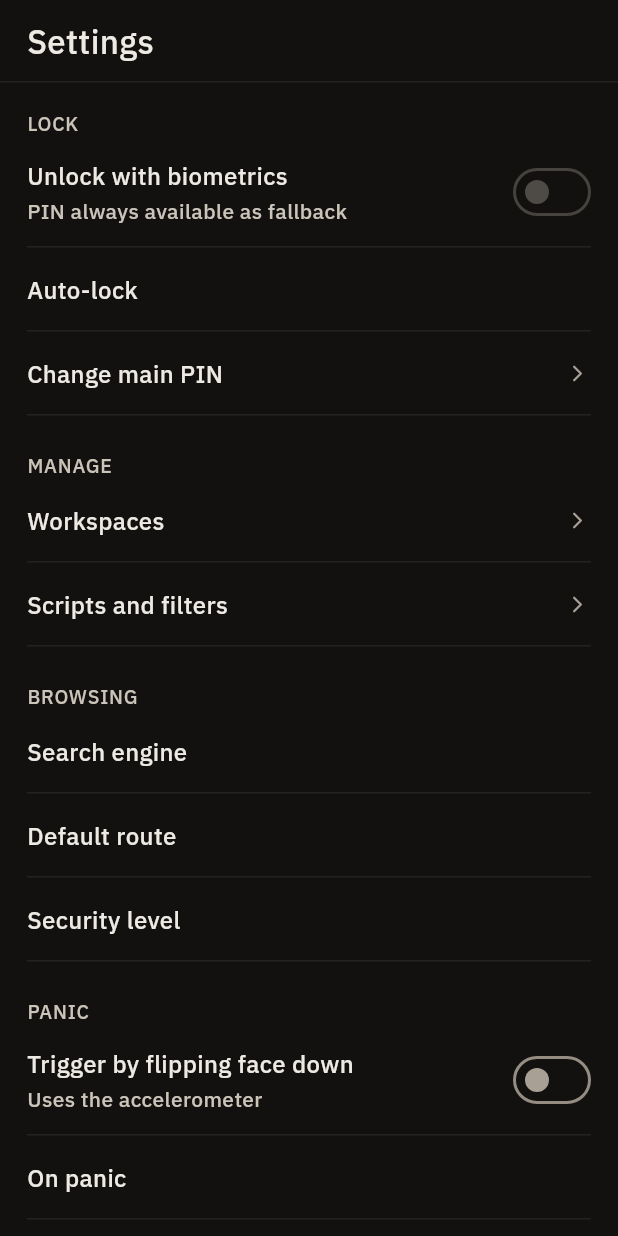
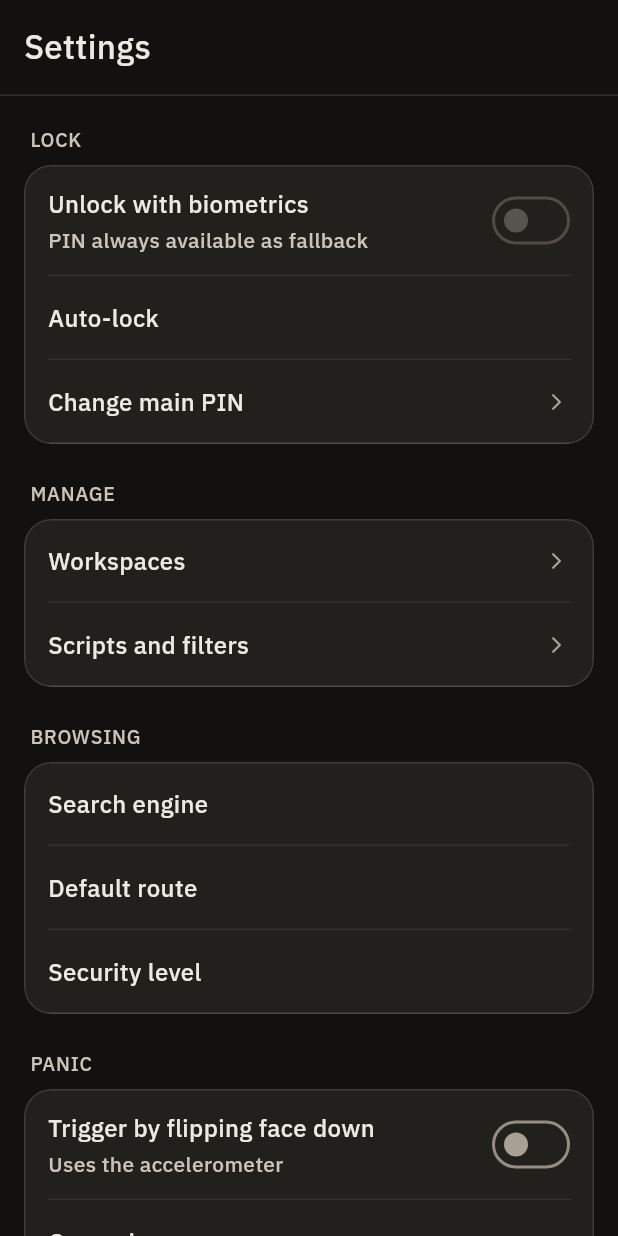
Before and after one commit to narkytypey/flutter-app, a Flutter app: the SettingsScreen screen opened directly with empty values, on a phone screen of 412 x 824 dp. Run offline on Flutter 3.47's test engine with Material 3 defaults, Android fonts, the phone set to English and light mode, and no system bars; our stand-ins replace flutter_riverpod, sqflite_sqlcipher; accounts and stored records are empty; project files that could hold a hidden picture were left out.

Commit message:
feat(restyle-v2): settings (Plan 23 Task 1)
Co-Authored-By: Claude Opus 5.5 <noreply@anthropic.com>
Claude-Session: https://claude.ai/code/session_01QyqEG8RQbm9YYwPZyH8KTn

```diff
--- a/lib/ui/features/settings/views/settings_screen.dart
+++ b/lib/ui/features/settings/views/settings_screen.dart
@@ -4,6 +4,7 @@ import '../../../core/icons.dart';
 import '../../../core/tokens.dart';
 import '../../../core/typography.dart';
 import '../../../core/widgets/app_toggle.dart';
+import '../../../core/widgets/group.dart';
 import '../../../core/widgets/icon_tap.dart';
 import '../../../core/widgets/setting_row.dart';
 
@@ -76,8 +77,12 @@ class SettingsScreen extends StatelessWidget {
       body: SafeArea(
         child: Column(
           children: [
-            Padding(
-              padding: const EdgeInsets.fromLTRB(18, 14, 18, 12),
+            Container(
+              constraints: const BoxConstraints(minHeight: 64),
+              padding: EdgeInsets.fromLTRB(onBack != null ? 4 : 16, 8, 16, 8),
+              decoration: const BoxDecoration(
+                border: Border(bottom: BorderSide(color: C.line)),
+              ),
               child: Row(
                 children: [
                   if (onBack != null) ...[
@@ -85,21 +90,19 @@ class SettingsScreen extends StatelessWidget {
                       glyph: AppGlyph.back,
                       label: 'Back',
                       onTap: onBack,
-                      size: 20,
-                      iconSize: 18,
+                      iconSize: 22,
                     ),
-                    const SizedBox(width: 10),
+                    const SizedBox(width: 4),
                   ],
-                  Text('Settings', style: T.screenTitle),
+                  Expanded(child: Text('Settings', style: T.screenTitle)),
                 ],
               ),
             ),
-            const Divider(height: 1, color: C.line06),
             Expanded(
               child: ListView(
-                padding: const EdgeInsets.all(18),
+                padding: const EdgeInsets.fromLTRB(16, 20, 16, 24),
                 children: [
-                  Text('LOCK', style: T.sectionLabel),
+                  _section('LOCK', [
                     SettingRow(
                       title: 'Unlock with biometrics',
                       subtitle: 'PIN always available as fallback',
@@ -120,13 +123,15 @@ class SettingsScreen extends StatelessWidget {
                         onTap: () => onTap('autoLock')),
                     SettingRow(
                         title: 'Change main PIN', onTap: () => onTap('changePin')),
-                  const SizedBox(height: 24),
-                  Text('MANAGE', style: T.sectionLabel),
+                  ]),
+                  _gap,
+                  _section('MANAGE', [
                     SettingRow(title: 'Workspaces', onTap: () => onTap('workspaces')),
                     SettingRow(
                         title: 'Scripts and filters', onTap: () => onTap('scripts')),
-                  const SizedBox(height: 24),
-                  Text('BROWSING', style: T.sectionLabel),
+                  ]),
+                  _gap,
+                  _section('BROWSING', [
                     SettingRow(
                       title: 'Search engine',
                       value: searchEngineName,
@@ -143,9 +148,10 @@ class SettingsScreen extends StatelessWidget {
                       value: securityLevelName,
                       onTap: () => onTap('securityLevel'),
                     ),
+                  ]),
                   if (decoyEnabled) ...[
-                    const SizedBox(height: 24),
-                    Text('VAULT', style: T.sectionLabel),
+                    _gap,
+                    _section('VAULT', [
                       SettingRow(
                         title: 'Decoy vault',
                         subtitle: 'A second PIN opens a harmless board',
@@ -167,9 +173,10 @@ class SettingsScreen extends StatelessWidget {
                         // set before the window exists, never per screen.
                         trailing: AppToggle(value: hideFromSwitcher),
                       ),
+                    ]),
                   ],
-                  const SizedBox(height: 24),
-                  Text('PANIC', style: T.sectionLabel),
+                  _gap,
+                  _section('PANIC', [
                     SettingRow(
                       title: 'Trigger by flipping face down',
                       subtitle: 'Uses the accelerometer',
@@ -181,11 +188,15 @@ class SettingsScreen extends StatelessWidget {
                     ),
                     // The only behaviour there is (user's ruling, 2026-09-30).
                     SettingRow(title: 'On panic', value: onPanicLabel),
-                  const SizedBox(height: 22),
-                  Text(
+                  ]),
+                  const SizedBox(height: 20),
+                  Padding(
+                    padding: const EdgeInsets.symmetric(horizontal: 4),
+                    child: Text(
                       'Nothing leaves this device. There is no account and no '
                       'sync.',
-                    style: ui(size: 11, color: C.textDim, height: 1.6),
+                      style: T.meta,
+                    ),
                   ),
                 ],
               ),
@@ -195,4 +206,27 @@ class SettingsScreen extends StatelessWidget {
       ),
     );
   }
+
+  static const _gap = SizedBox(height: 24);
+
+  /// A section label above its [Group] (restyle v2 §8 `2d`). [SettingRow]
+  /// draws its own soft rule underneath, so the group adds none; the last
+  /// row's rule lies on the group's outline.
+  Widget _section(String label, List<Widget> rows) => Column(
+        crossAxisAlignment: CrossAxisAlignment.stretch,
+        children: [
+          Padding(
+            padding: const EdgeInsets.fromLTRB(4, 0, 4, 8),
+            child: Text(label, style: T.sectionLabel),
+          ),
+          Group(
+            dividers: false,
+            children: [
+              // Each row's ripple shows above the group's fill.
+              for (final row in rows)
+                Material(type: MaterialType.transparency, child: row),
+            ],
+          ),
+        ],
+      );
 }
```
Also changed, not shown: lib/ui/features/settings/views/auto_lock_picker.dart (+6 -5 lines), lib/ui/features/settings/views/default_route_screen.dart (+10 -8 lines), lib/ui/features/settings/views/search_engine_picker.dart (+6 -5 lines), lib/ui/features/settings/views/security_level_picker.dart (+12 -8 lines), 2 other files. Lines whose indentation alone changed are shown as unchanged.
